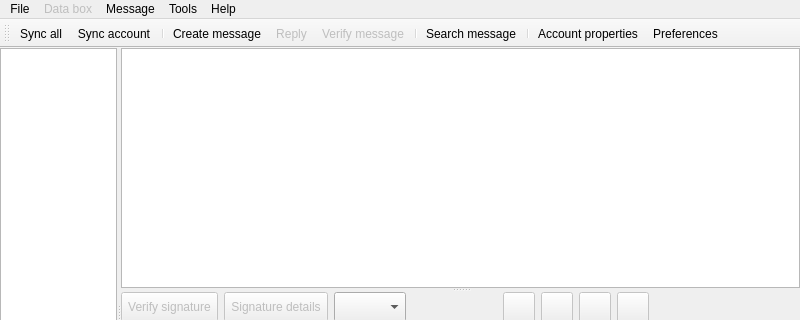
The window that src/gui/ui/datovka.ui (psakar/datovka) describes before a commit, drawn with Qt 5; both pictures show x 0 to 800 and y 0 to 320 of the 800 by 600 pixel window.
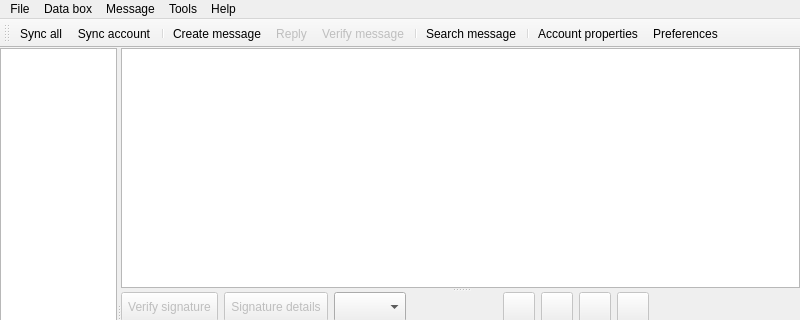
The same window after the commit. Icons and pictures are not drawn.

Commit message: Updated split database by year on a new message database set

```diff
--- a/src/gui/ui/datovka.ui
+++ b/src/gui/ui/datovka.ui
@@ -466,7 +466,7 @@
    </widget>
    <widget class="QMenu" name="menuDatabox">
     <property name="enabled">
-     <bool>false</bool>
+     <bool>true</bool>
     </property>
     <property name="title">
      <string>Data box</string>
```
Left out of the diff: 10 changed lines with no effect on the pictures. The commit also changes 2 other files.
